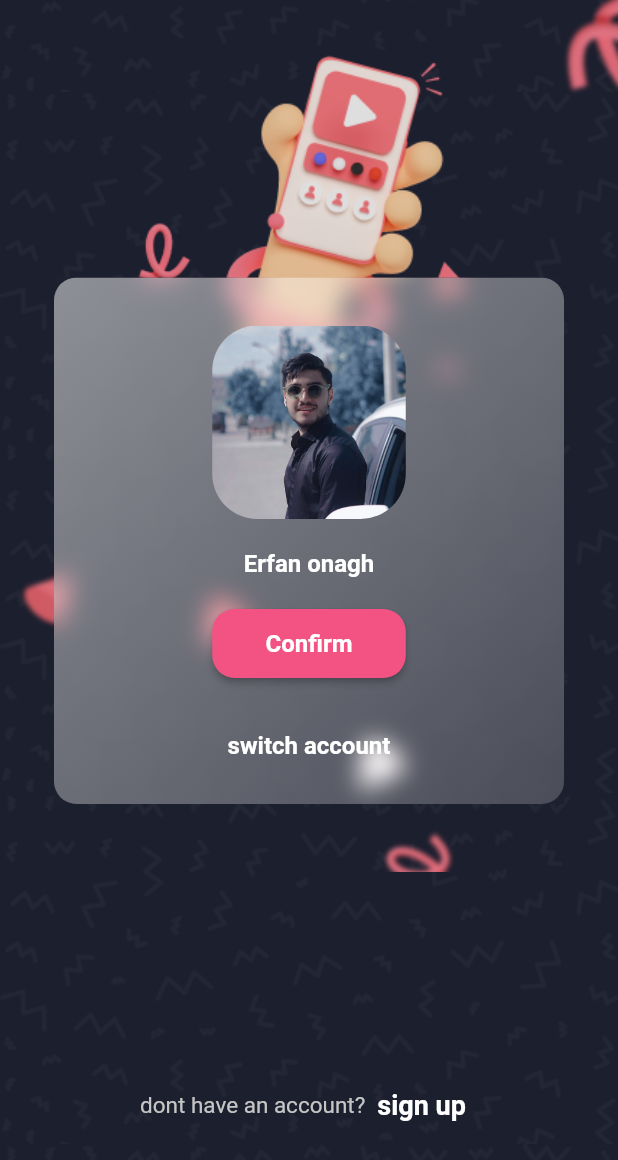
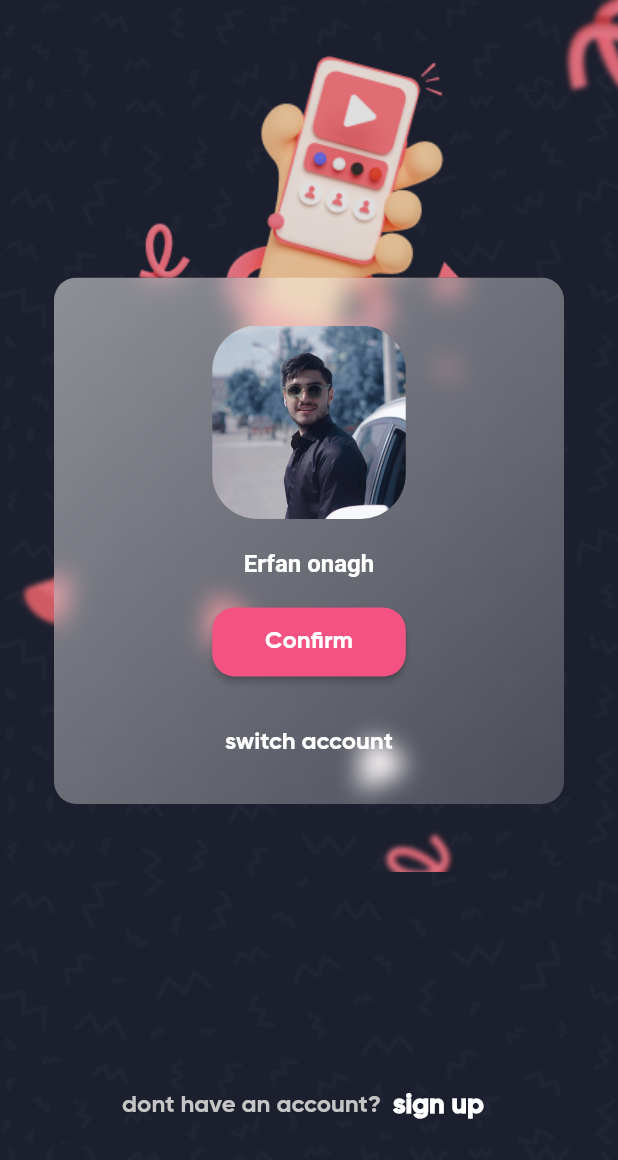
Before and after one commit to Dr-Pday/Moodinger, a Flutter app: the screen it shows after launch, on a phone screen of 412 x 824 dp. Shown: the top 1160 px of the screen. Run offline on Flutter 3.47's test engine with Material 2 defaults, Android fonts, the phone set to English and light mode, and no system bars.

Commit message:
add fonts and complete the switch acc screen

```diff
--- a/lib/main.dart
+++ b/lib/main.dart
@@ -1,4 +1,5 @@
 import 'package:flutter/material.dart';
+import 'package:instagram/constats/colors.dart';
 import 'package:instagram/screens/switch_account_screen.dart';
 
 void main() {
@@ -11,12 +12,33 @@ class Application extends StatelessWidget {
   @override
   Widget build(BuildContext context) {
     return MaterialApp(
+      theme: ThemeData(
+        elevatedButtonTheme: ElevatedButtonThemeData(
+          style: ElevatedButton.styleFrom(
+            textStyle: TextStyle(
+              fontFamily: 'GB',
+              fontSize: 16,
+            ),
+            backgroundColor: sorkhabi,
+            shape: RoundedRectangleBorder(
+              borderRadius: BorderRadius.circular(15),
+            ),
+          ),
+        ),
+        textTheme: TextTheme(
+          headline4: TextStyle(
+            fontSize: 16,
+            fontFamily: 'GB',
+            color: Colors.white,
+          ),
+        ),
+      ),
       debugShowCheckedModeBanner: false,
       home: Container(
         decoration: BoxDecoration(
           color: Color(0xff1C1F2E),
           image: DecorationImage(
-            opacity: 0.4,
+            opacity: 0.3,
             repeat: ImageRepeat.repeat,
             image: AssetImage(
               'assets/images/pattern.png',
--- a/lib/screens/switch_account_screen.dart
+++ b/lib/screens/switch_account_screen.dart
@@ -72,18 +72,16 @@ class SwitchAccountScreen extends StatelessWidget {
                             SizedBox(
                               height: 20,
                             ),
-                            ElevatedButton(
-                              style: ElevatedButton.styleFrom(
-                                shape: RoundedRectangleBorder(
-                                    borderRadius: BorderRadius.circular(15)),
-                                backgroundColor: sorkhabi,
-                                minimumSize: Size(129, 46),
-                              ),
-                              onPressed: () {},
-                              child: Text(
-                                'Confirm',
-                                style: TextStyle(
-                                    fontSize: 16, fontWeight: FontWeight.bold),
+                            SizedBox(
+                              height: 46,
+                              width: 129,
+                              child: ElevatedButton(
+                                style:
+                                    Theme.of(context).elevatedButtonTheme.style,
+                                onPressed: () {},
+                                child: Text('Confirm',
+                                    style:
+                                        Theme.of(context).textTheme.headline4),
                               ),
                             ),
                             SizedBox(
@@ -93,10 +91,7 @@ class SwitchAccountScreen extends StatelessWidget {
                               onPressed: () {},
                               child: Text(
                                 'switch account',
-                                style: TextStyle(
-                                    color: Colors.white,
-                                    fontWeight: FontWeight.bold,
-                                    fontSize: 16),
+                                style: Theme.of(context).textTheme.headline4,
                               ),
                             ),
                           ],
@@ -111,17 +106,19 @@ class SwitchAccountScreen extends StatelessWidget {
           Padding(
             padding: EdgeInsets.only(bottom: 63, top: 132),
             child: Row(
+              mainAxisSize: MainAxisSize.max,
               mainAxisAlignment: MainAxisAlignment.center,
               children: [
                 Text(
                   'dont have an account?',
-                  style: TextStyle(fontSize: 15, color: grey),
+                  style: TextStyle(fontSize: 16, color: grey, fontFamily: 'GB'),
                 ),
                 TextButton(
                   onPressed: () {},
                   child: Text(
                     'sign up',
                     style: TextStyle(
+                      fontFamily: 'GB',
                       fontSize: 18,
                       fontWeight: FontWeight.bold,
                       color: Colors.white,
```
Also changed, not shown: pubspec.yaml (+30 -4 lines), assets/fonts/GilroyBold.ttf (added), assets/fonts/GilroyExtraBold.ttf (added), assets/fonts/GilroyHeavy.ttf (added), assets/fonts/GilroyLight.ttf (added), assets/fonts/GilroyMedium.ttf (added), assets/fonts/GilroyRegular.ttf (added), assets/fonts/GilroyThin.ttf (added), assets/fonts/ShabnamMedium.ttf (added).
